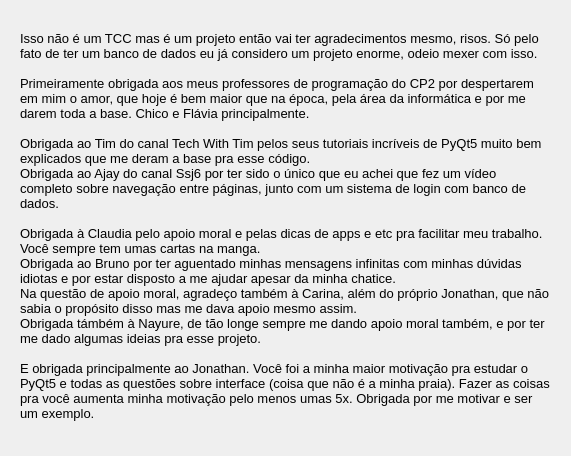
First picture: the form in telas/Creditos.ui, repository tartaponei/Aniversario, before the edit.
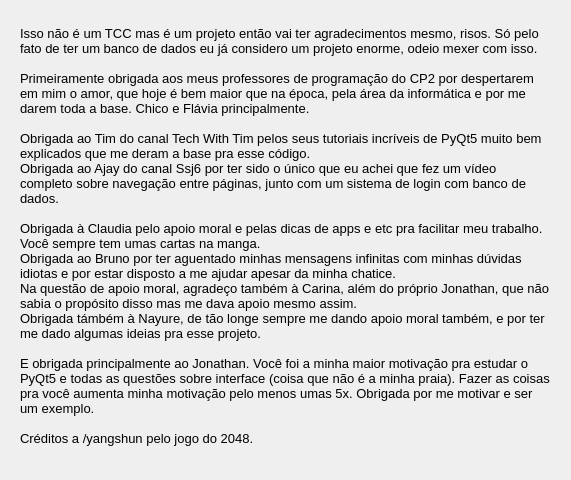
Second picture: the form after the edit. Icons and pictures are not drawn.

Commit message: TÁ PRONTO :D - Tela de créditos abre certinho + atualização das anotações + organização das telas

Patch:
```diff
--- a/telas/Creditos.ui
+++ b/telas/Creditos.ui
@@ -7,7 +7,7 @@
     <x>0</x>
     <y>0</y>
     <width>571</width>
-    <height>456</height>
+    <height>480</height>
    </rect>
   </property>
   <property name="windowTitle">
@@ -23,7 +23,7 @@
      <x>20</x>
      <y>10</y>
      <width>531</width>
-     <height>431</height>
+     <height>451</height>
     </rect>
    </property>
    <property name="font">
@@ -45,7 +45,9 @@
 Na questão de apoio moral, agradeço também à Carina, além do próprio Jonathan, que não sabia o propósito disso mas me dava apoio mesmo assim.
 Obrigada támbém à Nayure, de tão longe sempre me dando apoio moral também, e por ter me dado algumas ideias pra esse projeto.
 
-E obrigada principalmente ao Jonathan. Você foi a minha maior motivação pra estudar o PyQt5 e todas as questões sobre interface (coisa que não é a minha praia). Fazer as coisas pra você aumenta minha motivação pelo menos umas 5x. Obrigada por me motivar e ser um exemplo.</string>
+E obrigada principalmente ao Jonathan. Você foi a minha maior motivação pra estudar o PyQt5 e todas as questões sobre interface (coisa que não é a minha praia). Fazer as coisas pra você aumenta minha motivação pelo menos umas 5x. Obrigada por me motivar e ser um exemplo.
+
+Créditos a /yangshun pelo jogo do 2048.</string>
    </property>
    <property name="wordWrap">
     <bool>true</bool>
```
The commit also changes 16 other files.
